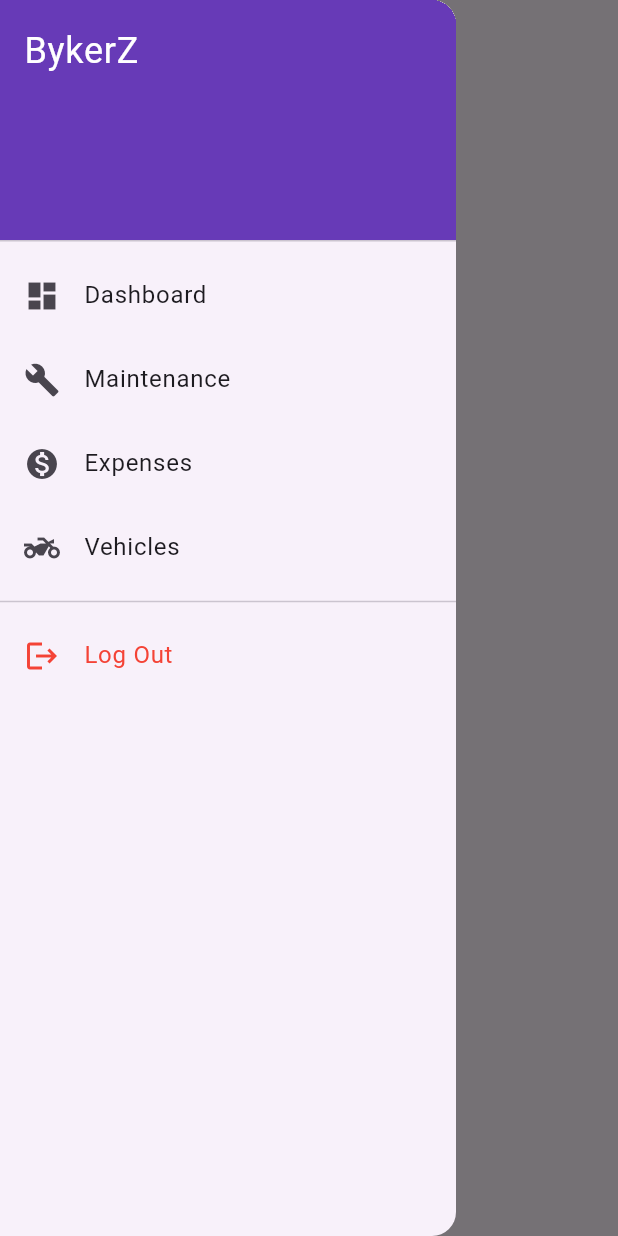
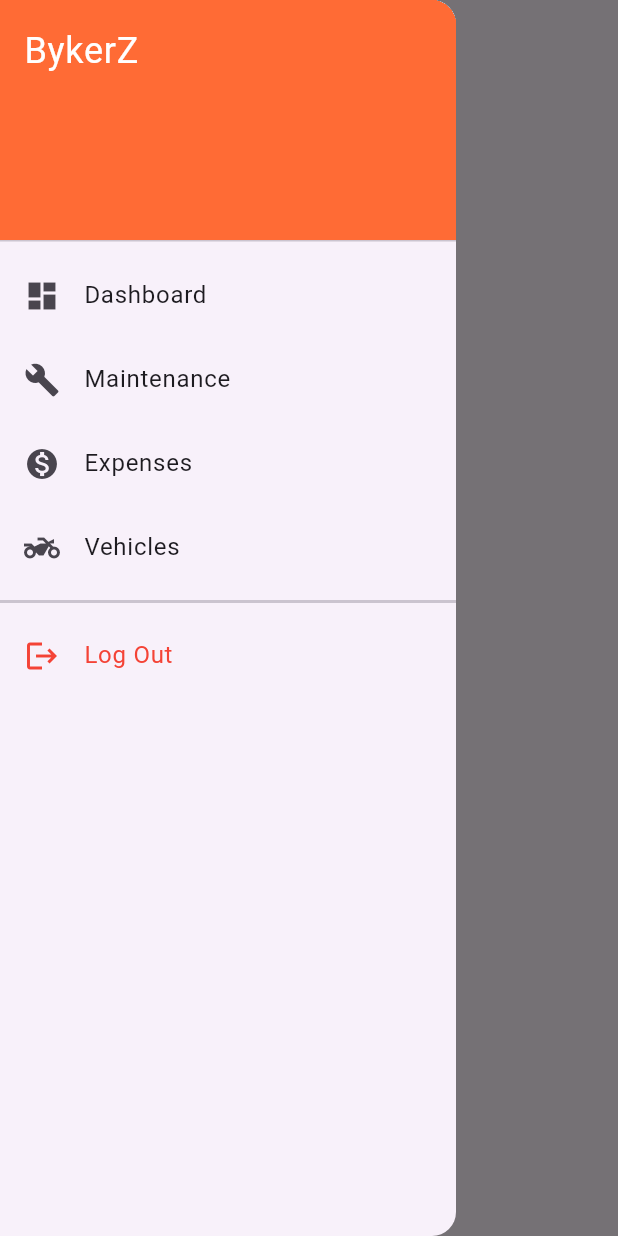
Before and after one commit to NRG-6-IOT/BykerZ-Mobile-Application, a Flutter app: the Dashboard screen opened directly, with the side drawer open, on a phone screen of 412 x 824 dp. Run offline on Flutter 3.47's test engine with Material 3 defaults, Android fonts, the phone set to English and light mode, and no system bars.

```diff
--- a/lib/shared/presentation/widgets/app_drawer.dart
+++ b/lib/shared/presentation/widgets/app_drawer.dart
@@ -23,7 +23,7 @@ class AppDrawer extends StatelessWidget {
         children: <Widget>[
           const DrawerHeader(
             decoration: BoxDecoration(
-              color: Colors.deepPurple,
+              color: Color(0xFFFF6B35),
             ),
             child: Text(
               'BykerZ',
@@ -53,7 +53,9 @@ class AppDrawer extends StatelessWidget {
             title: const Text('Vehicles'),
             onTap: () => navigateTo(context, const Vehicles()),
           ),
-          const Divider(),
+          const Divider(
+            thickness: 2,
+          ),
           ListTile(
             leading: const Icon(Icons.logout, color: Colors.red),
             title: const Text('Log Out', style: TextStyle(color: Colors.red)),
```
